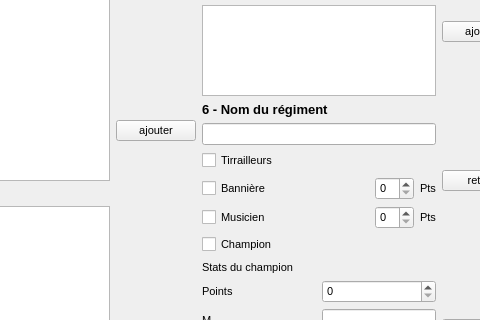
The window that warhole/armywindow.ui (kaosphere/Warhole) describes before a commit, drawn with Qt 5; both pictures show x 373 to 853 and y 112 to 432 of the 1145 by 734 pixel window.
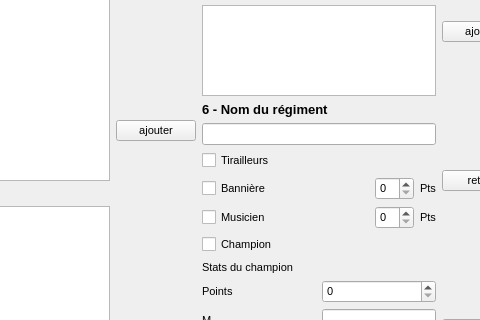
The same window after the commit.

Commit message: [ISSUE #14]Fix typo in "Tirailleurs"

```diff
--- a/warhole/armywindow.ui
+++ b/warhole/armywindow.ui
@@ -264,7 +264,7 @@
          <item>
           <widget class="QCheckBox" name="checkBoxSkirmish">
            <property name="text">
-            <string>Tirrailleurs</string>
+            <string>Tirailleurs</string>
            </property>
           </widget>
          </item>
```
